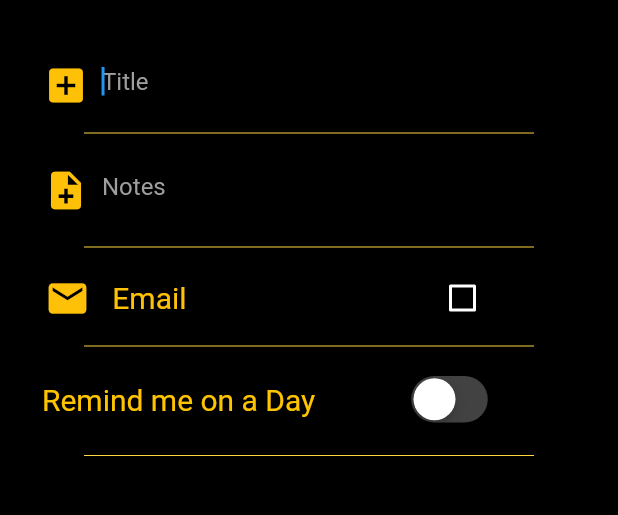
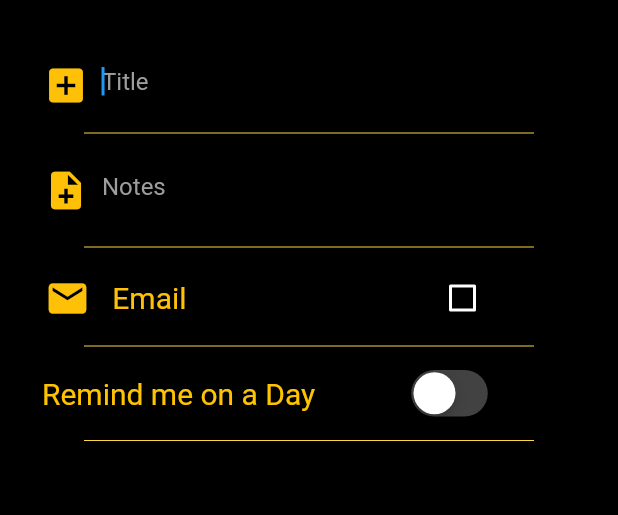
Before and after one commit to bx0709/reminder_app, a Flutter app: the Add_Reminder screen opened by its route, on a phone screen of 412 x 824 dp, the part 65-580 px from its top. Run offline on Flutter 3.47's test engine with Material 2 defaults, Android fonts, the phone set to English and light mode, and no system bars.

Commit message:
fixed some bugs

```diff
--- a/lib/Pages/Add_Reminder.dart
+++ b/lib/Pages/Add_Reminder.dart
@@ -67,10 +67,14 @@ class _Add_ReminderState extends State<Add_Reminder> {
       body: ListView(
         children: [
           Container(
+            alignment: Alignment.center,
             child: Column(
+              crossAxisAlignment: CrossAxisAlignment.center,
               children: <Widget>[
                 //First Text Field to input title
-                Padding(
+                Container(
+                  alignment: Alignment.center,
+                  child: Padding(
                     padding: const EdgeInsets.fromLTRB(12.0, 12.0, 12.0, 0.0),
                     child: Card(
                       margin: EdgeInsets.fromLTRB(8.0, 8.0, 8.0, 0.0),
@@ -102,6 +106,7 @@ class _Add_ReminderState extends State<Add_Reminder> {
                       ),
                     ),
                   ),
+                ),
                 SizedBox(
                   width: 300.0,
                   child: Divider(
@@ -109,7 +114,9 @@ class _Add_ReminderState extends State<Add_Reminder> {
                   ),
                 ),
                 //Second text field to input notes
-                Padding(
+                Container(
+                  alignment: Alignment.center,
+                  child: Padding(
                     padding: const EdgeInsets.fromLTRB(12.0, 4.0, 12.0, 4.0),
                     child: Card(
                       margin: EdgeInsets.fromLTRB(8.0, 2.0, 8.0, 2.0),
@@ -142,6 +149,7 @@ class _Add_ReminderState extends State<Add_Reminder> {
                       ),
                     ),
                   ),
+                ),
                 SizedBox(
                   width: 300.0,
                   child: Divider(
@@ -149,11 +157,12 @@ class _Add_ReminderState extends State<Add_Reminder> {
                   ),
                 ),
                 Row(
+                  // mainAxisAlignment: Alignment.center,
                   children: <Widget>[
                     Container(
                       margin: EdgeInsets.fromLTRB(8.0, 2.0, 8.0, 0.0),
                       padding: EdgeInsets.only(left: 12.0),
-                      alignment: Alignment.topLeft,
+                      alignment: Alignment.center,
                       child: Row(
                         children: <Widget>[
                           Padding(
@@ -172,7 +181,9 @@ class _Add_ReminderState extends State<Add_Reminder> {
                             ),
                           ),
                           Container(
-                            margin: EdgeInsets.only(left: 160),
+                            // margin: EdgeInsets.only(left: 160),
+                            padding: EdgeInsets.only(left: 160),
+                            alignment: Alignment.centerRight,
                             color: Colors.transparent,
                             child: Theme(
                               data: Theme.of(context).copyWith(
@@ -203,9 +214,9 @@ class _Add_ReminderState extends State<Add_Reminder> {
                 ),
                 //following container contains the Remind me on a day function
                 Container(
-                  margin: EdgeInsets.fromLTRB(8.0, 8.0, 8.0, 10.0),
+                  margin: EdgeInsets.fromLTRB(8.0, 4.0, 8.0, 4.0),
                   padding: EdgeInsets.only(left: 20.0),
-                  alignment: Alignment.topLeft,
+                  alignment: Alignment.center,
                   child: Row(
                     children: <Widget>[
                       Text(
@@ -244,6 +255,7 @@ class _Add_ReminderState extends State<Add_Reminder> {
                   condition: isSwitched && isTime,
                   builder: (context) {
                     return Container(
+                      alignment: Alignment.center,
                       padding:
                           EdgeInsets.symmetric(vertical: 5.0, horizontal: 12.0),
                       child: SizedBox(
@@ -277,6 +289,7 @@ class _Add_ReminderState extends State<Add_Reminder> {
                   condition: isSwitched && !isTime,
                   builder: (context) {
                     return Container(
+                      alignment: Alignment.center,
                       padding:
                           EdgeInsets.symmetric(vertical: 5.0, horizontal: 12.0),
                       // margin: EdgeInsets.all(8.0),
@@ -311,6 +324,7 @@ class _Add_ReminderState extends State<Add_Reminder> {
                   condition: isSwitched,
                   builder: (context) {
                     return Container(
+                      alignment: Alignment.center,
                       padding:
                           EdgeInsets.symmetric(vertical: 5.0, horizontal: 20.0),
                       // margin: EdgeInsets.all(8.0),
@@ -326,9 +340,9 @@ class _Add_ReminderState extends State<Add_Reminder> {
                             children: <Widget>[
                               Container(
                                 margin:
-                                    EdgeInsets.fromLTRB(8.0, 16.0, 8.0, 10.0),
+                                    EdgeInsets.fromLTRB(8.0, 10.0, 8.0, 10.0),
                                 // padding: EdgeInsets.only(left: 12.0),
-                                alignment: Alignment.topLeft,
+                                alignment: Alignment.center,
                                 child: Text(
                                   'Remind me on a Time',
                                   style: TextStyle(
@@ -339,6 +353,7 @@ class _Add_ReminderState extends State<Add_Reminder> {
                               ),
                               Container(
                                 padding: EdgeInsets.only(left: 40),
+                                alignment: Alignment.centerRight,
                                 child: CupertinoSwitch(
                                   value: isTime,
                                   // inactiveThumbColor: Colors.white,
@@ -362,6 +377,7 @@ class _Add_ReminderState extends State<Add_Reminder> {
                             ),
                           ),
                           Row(
+                            mainAxisAlignment: MainAxisAlignment.center,
                             children: <Widget>[
                               Padding(
                                 padding: const EdgeInsets.only(left: 8.0),
```
Lines whose indentation alone changed are shown as unchanged.
